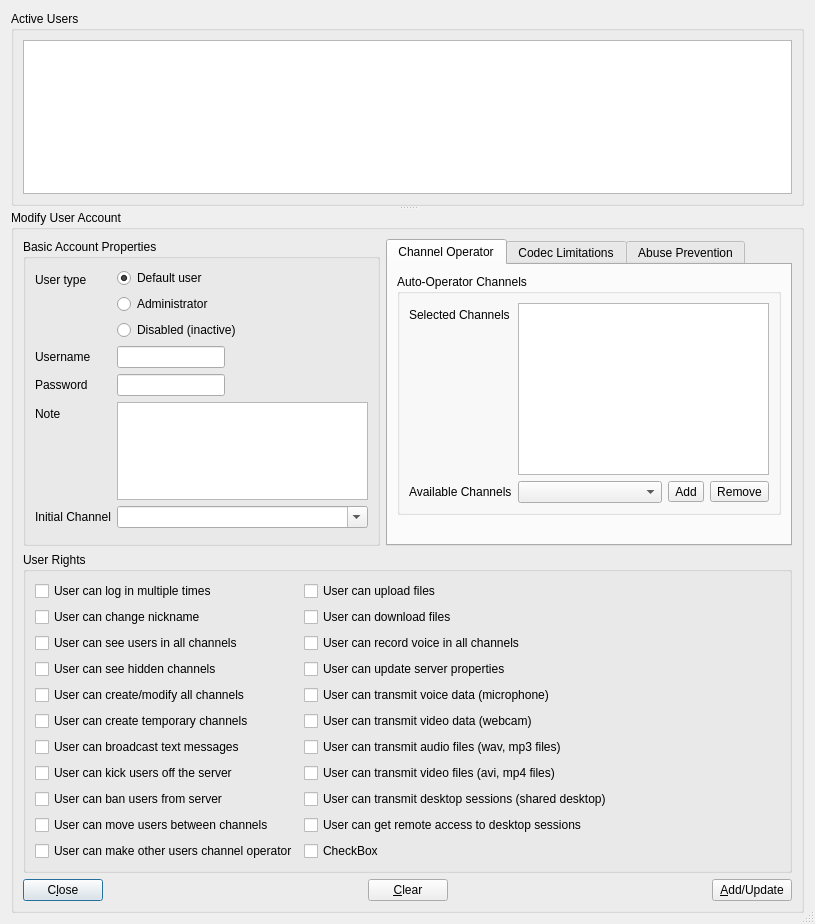
Old version of the form Client/qtTeamTalk/useraccounts.ui in the repository BearWare/TeamTalk5.
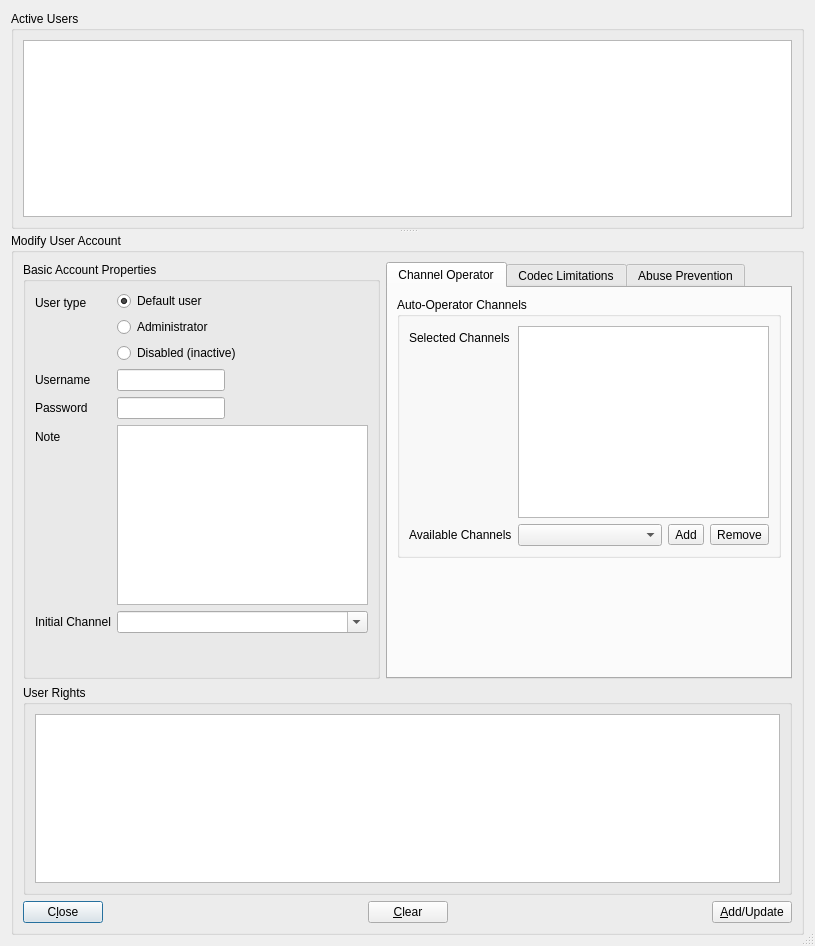
New version of the form. Custom widgets are drawn as their Qt base class.

Commit message: Change user-rights checkboxes to QTreeView with model

The edit to the form file:
```diff
--- a/Client/qtTeamTalk/useraccounts.ui
+++ b/Client/qtTeamTalk/useraccounts.ui
@@ -7,7 +7,7 @@
     <x>0</x>
     <y>0</y>
     <width>815</width>
-    <height>924</height>
+    <height>946</height>
    </rect>
   </property>
   <property name="windowTitle">
@@ -443,177 +443,30 @@
          <property name="title">
           <string>User Rights</string>
          </property>
-         <layout class="QFormLayout" name="formLayout_3">
-          <item row="0" column="0">
-           <widget class="QCheckBox" name="multiloginBox">
-            <property name="text">
-             <string>User can log in multiple times</string>
+         <layout class="QHBoxLayout" name="horizontalLayout_8">
+          <item>
+           <widget class="MyTreeView" name="userrightsTreeView">
+            <property name="editTriggers">
+             <set>QAbstractItemView::NoEditTriggers</set>
             </property>
-           </widget>
-          </item>
-          <item row="0" column="1">
-           <widget class="QCheckBox" name="uploadfilesBox">
-            <property name="text">
-             <string>User can upload files</string>
+            <property name="showDropIndicator" stdset="0">
+             <bool>false</bool>
             </property>
-           </widget>
-          </item>
-          <item row="2" column="0">
-           <widget class="QCheckBox" name="chnickBox">
-            <property name="text">
-             <string>User can change nickname</string>
+            <property name="alternatingRowColors">
+             <bool>true</bool>
             </property>
-           </widget>
-          </item>
-          <item row="2" column="1">
-           <widget class="QCheckBox" name="downloadfilesBox">
-            <property name="text">
-             <string>User can download files</string>
+            <property name="rootIsDecorated">
+             <bool>false</bool>
             </property>
-           </widget>
-          </item>
-          <item row="4" column="0">
-           <widget class="QCheckBox" name="viewallusersBox">
-            <property name="sizePolicy">
-             <sizepolicy hsizetype="Fixed" vsizetype="Fixed">
-              <horstretch>0</horstretch>
-              <verstretch>0</verstretch>
-             </sizepolicy>
+            <property name="itemsExpandable">
+             <bool>false</bool>
             </property>
-            <property name="text">
-             <string>User can see users in all channels</string>
+            <property name="expandsOnDoubleClick">
+             <bool>false</bool>
             </property>
-           </widget>
-          </item>
-          <item row="4" column="1">
-           <widget class="QCheckBox" name="recordBox">
-            <property name="text">
-             <string>User can record voice in all channels</string>
-            </property>
-           </widget>
-          </item>
-          <item row="6" column="0">
-           <widget class="QCheckBox" name="viewhiddenchanBox">
-            <property name="text">
-             <string>User can see hidden channels</string>
-            </property>
-           </widget>
-          </item>
-          <item row="6" column="1">
-           <widget class="QCheckBox" name="srvpropBox">
-            <property name="text">
-             <string>User can update server properties</string>
-            </property>
-           </widget>
-          </item>
-          <item row="8" column="0">
-           <widget class="QCheckBox" name="permchannelsBox">
-            <property name="text">
-             <string>User can create/modify all channels</string>
-            </property>
-           </widget>
-          </item>
-          <item row="8" column="1">
-           <widget class="QCheckBox" name="transmitvoiceBox">
-            <property name="text">
-             <string>User can transmit voice data (microphone)</string>
-            </property>
-           </widget>
-          </item>
-          <item row="10" column="0">
-           <widget class="QCheckBox" name="tempchannelsBox">
-            <property name="sizePolicy">
-             <sizepolicy hsizetype="Fixed" vsizetype="Fixed">
-              <horstretch>0</horstretch>
-              <verstretch>0</verstretch>
-             </sizepolicy>
-            </property>
-            <property name="text">
-             <string>User can create temporary channels</string>
-            </property>
-           </widget>
-          </item>
-          <item row="10" column="1">
-           <widget class="QCheckBox" name="transmitvideoBox">
-            <property name="text">
-             <string>User can transmit video data (webcam)</string>
-            </property>
-           </widget>
-          </item>
-          <item row="12" column="0">
-           <widget class="QCheckBox" name="clientbroadcastBox">
-            <property name="sizePolicy">
-             <sizepolicy hsizetype="Fixed" vsizetype="Fixed">
-              <horstretch>0</horstretch>
-              <verstretch>0</verstretch>
-             </sizepolicy>
-            </property>
-            <property name="text">
-             <string>User can broadcast text messages</string>
-            </property>
-           </widget>
-          </item>
-          <item row="12" column="1">
-           <widget class="QCheckBox" name="transmitaudiofileBox">
-            <property name="text">
-             <string>User can transmit audio files (wav, mp3 files)</string>
-            </property>
-           </widget>
-          </item>
-          <item row="14" column="0">
-           <widget class="QCheckBox" name="kickusersBox">
-            <property name="text">
-             <string>User can kick users off the server</string>
-            </property>
-           </widget>
-          </item>
-          <item row="14" column="1">
-           <widget class="QCheckBox" name="transmitvideofileBox">
-            <property name="text">
-             <string>User can transmit video files (avi, mp4 files)</string>
-            </property>
-           </widget>
-          </item>
-          <item row="16" column="0">
-           <widget class="QCheckBox" name="banusersBox">
-            <property name="text">
-             <string>User can ban users from server</string>
-            </property>
-           </widget>
-          </item>
-          <item row="16" column="1">
-           <widget class="QCheckBox" name="transmitdesktopBox">
-            <property name="text">
-             <string>User can transmit desktop sessions (shared desktop)</string>
-            </property>
-           </widget>
-          </item>
-          <item row="18" column="0">
-           <widget class="QCheckBox" name="moveusersBox">
-            <property name="text">
-             <string>User can move users between channels</string>
-            </property>
-           </widget>
-          </item>
-          <item row="18" column="1">
-           <widget class="QCheckBox" name="transmitdesktopaccessBox">
-            <property name="text">
-             <string>User can get remote access to desktop sessions</string>
-            </property>
-           </widget>
-          </item>
-          <item row="20" column="0">
-           <widget class="QCheckBox" name="chanopBox">
-            <property name="text">
-             <string>User can make other users channel operator</string>
-            </property>
-           </widget>
-          </item>
-          <item row="20" column="1">
-           <widget class="QCheckBox" name="checkBox">
-            <property name="text">
-             <string>CheckBox</string>
-            </property>
+            <attribute name="headerVisible">
+             <bool>false</bool>
+            </attribute>
            </widget>
           </item>
          </layout>
```
The commit also changes 4 other files.
